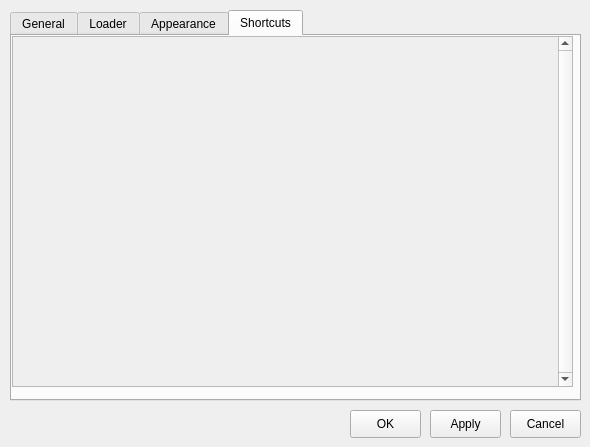
This is settingsdialog.ui in do-i/thumbgrid as Qt 5 draws it before an edit. The edited form follows.
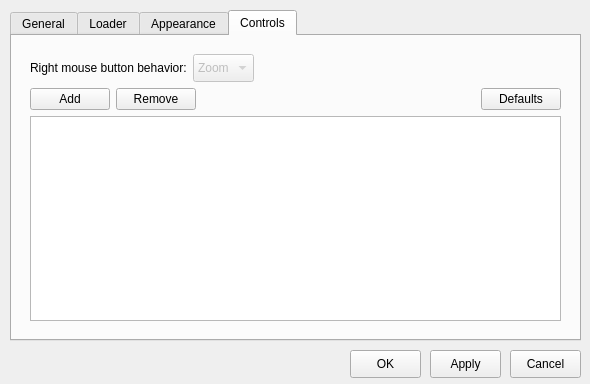
This is the edited form. Custom widgets are drawn as their Qt base class.

Commit message: Configurable shortcuts

Patch:
```diff
--- a/settingsdialog.ui
+++ b/settingsdialog.ui
@@ -10,7 +10,7 @@
     <x>0</x>
     <y>0</y>
     <width>590</width>
-    <height>447</height>
+    <height>384</height>
    </rect>
   </property>
   <property name="sizePolicy">
@@ -41,7 +41,7 @@
    <property name="geometry">
     <rect>
      <x>510</x>
-     <y>410</y>
+     <y>350</y>
      <width>71</width>
      <height>28</height>
     </rect>
@@ -54,7 +54,7 @@
    <property name="geometry">
     <rect>
      <x>350</x>
-     <y>410</y>
+     <y>350</y>
      <width>71</width>
      <height>28</height>
     </rect>
@@ -69,9 +69,15 @@
      <x>10</x>
      <y>10</y>
      <width>571</width>
-     <height>391</height>
+     <height>331</height>
     </rect>
    </property>
+   <property name="minimumSize">
+    <size>
+     <width>571</width>
+     <height>200</height>
+    </size>
+   </property>
    <property name="tabPosition">
     <enum>QTabWidget::North</enum>
    </property>
@@ -610,41 +616,124 @@
    </widget>
    <widget class="QWidget" name="tab_4">
     <attribute name="title">
-     <string>Shortcuts</string>
+     <string>Controls</string>
     </attribute>
-    <widget class="QScrollArea" name="scrollArea">
-     <property name="geometry">
-      <rect>
-       <x>0</x>
-       <y>0</y>
-       <width>561</width>
-       <height>351</height>
-      </rect>
-     </property>
-     <property name="verticalScrollBarPolicy">
-      <enum>Qt::ScrollBarAlwaysOn</enum>
-     </property>
-     <property name="widgetResizable">
-      <bool>true</bool>
-     </property>
-     <widget class="QWidget" name="scrollAreaWidgetContents">
-      <property name="geometry">
-       <rect>
-        <x>0</x>
-        <y>0</y>
-        <width>537</width>
-        <height>347</height>
-       </rect>
-      </property>
-     </widget>
-    </widget>
+    <layout class="QVBoxLayout" name="verticalLayout">
+     <item>
+      <widget class="QWidget" name="widget" native="true">
+       <property name="enabled">
+        <bool>true</bool>
+       </property>
+       <layout class="QVBoxLayout" name="verticalLayout_2">
+        <item>
+         <layout class="QHBoxLayout" name="horizontalLayout">
+          <item>
+           <widget class="QLabel" name="label_2">
+            <property name="minimumSize">
+             <size>
+              <width>0</width>
+              <height>28</height>
+             </size>
+            </property>
+            <property name="text">
+             <string>Right mouse button behavior:</string>
+            </property>
+           </widget>
+          </item>
+          <item>
+           <widget class="QComboBox" name="comboBox">
+            <property name="enabled">
+             <bool>false</bool>
+            </property>
+            <property name="minimumSize">
+             <size>
+              <width>0</width>
+              <height>28</height>
+             </size>
+            </property>
+            <item>
+             <property name="text">
+              <string>Zoom</string>
+             </property>
+            </item>
+            <item>
+             <property name="text">
+              <string>Menu</string>
+             </property>
+            </item>
+           </widget>
+          </item>
+          <item>
+           <spacer name="horizontalSpacer">
+            <property name="orientation">
+             <enum>Qt::Horizontal</enum>
+            </property>
+            <property name="sizeHint" stdset="0">
+             <size>
+              <width>40</width>
+              <height>20</height>
+             </size>
+            </property>
+           </spacer>
+          </item>
+         </layout>
+        </item>
+        <item>
+         <layout class="QHBoxLayout" name="horizontalLayout_2">
+          <item>
+           <widget class="QPushButton" name="pushButton_2">
+            <property name="text">
+             <string>Add</string>
+            </property>
+           </widget>
+          </item>
+          <item>
+           <widget class="QPushButton" name="pushButton_4">
+            <property name="text">
+             <string>Remove</string>
+            </property>
+           </widget>
+          </item>
+          <item>
+           <spacer name="horizontalSpacer_2">
+            <property name="orientation">
+             <enum>Qt::Horizontal</enum>
+            </property>
+            <property name="sizeHint" stdset="0">
+             <size>
+              <width>40</width>
+              <height>20</height>
+             </size>
+            </property>
+           </spacer>
+          </item>
+          <item>
+           <widget class="QPushButton" name="pushButton_3">
+            <property name="text">
+             <string>Defaults</string>
+            </property>
+           </widget>
+          </item>
+         </layout>
+        </item>
+        <item>
+         <widget class="QListWidget" name="shortcutsListWidget">
+          <property name="sortingEnabled">
+           <bool>true</bool>
+          </property>
+         </widget>
+        </item>
+       </layout>
+      </widget>
+     </item>
+    </layout>
    </widget>
   </widget>
   <widget class="QPushButton" name="pushButton">
    <property name="geometry">
     <rect>
      <x>430</x>
-     <y>410</y>
+     <y>350</y>
      <width>71</width>
      <height>28</height>
     </rect>
```
Left out of the diff: 76 changed lines with no effect on the pictures. The commit also changes 10 other files.
